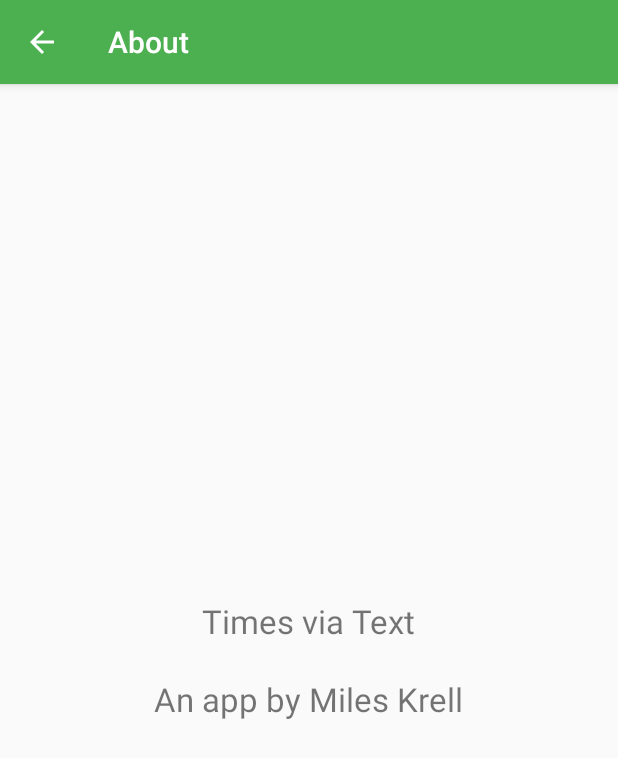
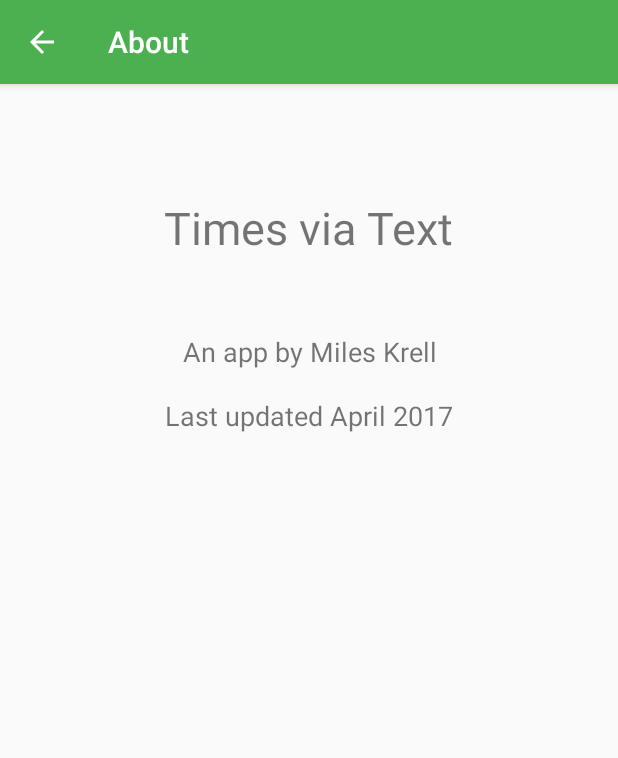
Before and after one commit to mileskrell/times-via-text, an Android app: the AboutActivity screen opened directly, with no data from a screen before it, on a phone screen of 412 x 824 dp. Shown: the top 758 px of the screen. Run offline under Robolectric (Android 15) with nearby library versions, the phone set to English and light mode, and no system bars.

Commit message:
Improved About page

```diff
--- a/app/src/main/res/layout/activity_about.xml
+++ b/app/src/main/res/layout/activity_about.xml
@@ -1,14 +1,25 @@
 <?xml version="1.0" encoding="utf-8"?>
-<FrameLayout
+<RelativeLayout
     xmlns:android="http://schemas.android.com/apk/res/android"
     android:layout_width="match_parent"
-    android:layout_height="match_parent">
+    android:layout_height="match_parent"
+    android:paddingTop="75dp">
 
     <TextView
         android:layout_width="wrap_content"
         android:layout_height="wrap_content"
-        android:layout_gravity="center"
-        android:textSize="22sp"
+        android:layout_centerHorizontal="true"
+        android:textSize="30sp"
+        android:text="@string/about_name"
+        android:id="@+id/about_text_view_name" />
+
+    <TextView
+        android:layout_width="wrap_content"
+        android:layout_height="wrap_content"
+        android:layout_below="@id/about_text_view_name"
+        android:layout_marginTop="50dp"
+        android:layout_centerHorizontal="true"
         android:textAlignment="center"
-        android:text="@string/credits"/>
-</FrameLayout>
+        android:textSize="18sp"
+        android:text="@string/about_credits" />
+</RelativeLayout>
--- a/app/src/main/res/values/strings.xml
+++ b/app/src/main/res/values/strings.xml
@@ -19,7 +19,8 @@
     <string name="settings">Settings</string>
     <string name="about">About</string>
 
-    <string name="credits">Times via Text\n\nAn app by Miles Krell</string>
+    <string name="about_name">Times via Text</string>
+    <string name="about_credits">An app by Miles Krell\n\nLast updated April 2017</string>
 
     <string name="routes_fragment_message">This will be the routes fragment!</string>
 
```
